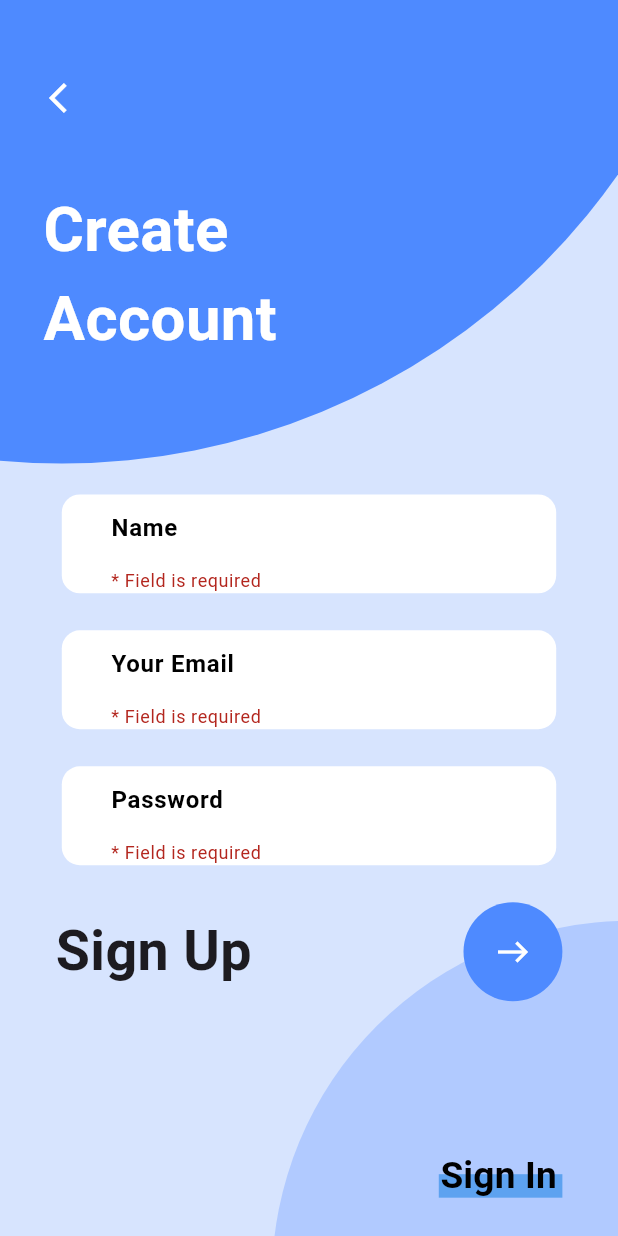
After one commit to MustafaSheeha/HamamGaberTaskOne, a Flutter app: the screen it shows after launch, after a tap on the "east" icon, on a phone screen of 412 x 824 dp. The commit adds this screen. Run offline on Flutter 3.47's test engine with Material 3 defaults, Android fonts, the phone set to English and light mode, and no system bars.

Commit message:
Refactor SignUpView UI

```diff
--- /dev/null
+++ b/lib/utils/app_colors.dart
@@ -0,0 +1,10 @@
+import 'package:flutter/material.dart';
+
+class AppColors{
+  static const Color hawkesBlue= Color(0xffd7e4fe);
+  static const Color brightCornflowerBlue= Color(0xff5da2f0);
+  static const Color cornflowerBlue= Color(0xff4e8aff);
+  static const Color tropicalBlue= Color(0xffb1caff);
+  static const Color white= Colors.white;
+  static const Color black= Colors.black;
+}
--- /dev/null
+++ b/lib/utils/app_strings.dart
@@ -0,0 +1,8 @@
+class AppStrings{
+  static const createAccount='Create\nAccount';
+  static const signUp='Sign Up';
+  static const signIn='Sign In';
+  static const name='Name';
+  static const yourEmail='Your Email';
+  static const password='Password';
+}
--- /dev/null
+++ b/lib/widgets/bright_cornflower_blue_container.dart
@@ -0,0 +1,19 @@
+
+import 'package:flutter/material.dart';
+import 'package:hamam_gaber_task_one/utils/app_colors.dart';
+
+class BrightCornflowerBlueContainer extends StatelessWidget {
+  const BrightCornflowerBlueContainer({
+    super.key,
+  });
+  @override
+  Widget build(BuildContext context) {
+    final screenHight = MediaQuery.of(context).size.height;
+    final screenWidth = MediaQuery.of(context).size.width;
+    return Container(
+      height: screenHight * 0.019,
+      width: screenWidth * 0.2,
+      color: AppColors.brightCornflowerBlue,
+    );
+  }
+}
--- /dev/null
+++ b/lib/widgets/cornflower_blue_circle_avatar.dart
@@ -0,0 +1,18 @@
+
+import 'package:flutter/material.dart';
+import 'package:hamam_gaber_task_one/utils/app_colors.dart';
+
+class CornflowerBlueCircleAvatar extends StatelessWidget {
+  const CornflowerBlueCircleAvatar({
+    super.key,
+  });
+  @override
+  Widget build(BuildContext context) {
+    // final screenHight = MediaQuery.of(context).size.height;
+    final screenWidth = MediaQuery.of(context).size.width;
+    return CircleAvatar(
+      radius: screenWidth * 1.1,
+      backgroundColor: AppColors.cornflowerBlue,
+    );
+  }
+}
--- /dev/null
+++ b/lib/widgets/custom_arrow_back_ios_icon_button.dart
@@ -0,0 +1,20 @@
+
+import 'package:flutter/material.dart';
+import 'package:hamam_gaber_task_one/utils/app_colors.dart';
+
+class CustomArrowBackIOSIconButton extends StatelessWidget {
+  const CustomArrowBackIOSIconButton({
+    super.key, this.onPressed,
+  });
+final Function()? onPressed;
+  @override
+  Widget build(BuildContext context) {
+    return IconButton(
+      icon: const Icon(
+        Icons.arrow_back_ios,
+        color: AppColors.white,
+      ),
+      onPressed: onPressed,
+    );
+  }
+}
--- /dev/null
+++ b/lib/widgets/custom_sign_up_form.dart
@@ -0,0 +1,72 @@
+import 'package:flutter/material.dart';
+import 'package:hamam_gaber_task_one/utils/app_colors.dart';
+import 'package:hamam_gaber_task_one/utils/app_strings.dart';
+import 'package:hamam_gaber_task_one/widgets/custom_text_form_field.dart';
+
+class CustomSignUpForm extends StatelessWidget {
+  const CustomSignUpForm({super.key});
+
+  @override
+  Widget build(BuildContext context) {
+    final screenHight = MediaQuery.of(context).size.height;
+    final screenWidth = MediaQuery.of(context).size.width;
+     String? name;
+     String? email;
+     String? password;
+    GlobalKey<FormState> signUpFormKey = GlobalKey();
+    return Form(
+      key: signUpFormKey,
+      child: Column(
+        children: [
+           CustomTextFormField(
+            label: AppStrings.name,
+            onChanged: (name) {
+              name=name;
+            },
+          ),
+          SizedBox(height: screenHight * 0.03),
+           CustomTextFormField(
+            label: AppStrings.yourEmail,
+            onChanged: (email) {
+              email=email;
+            },
+          ),
+          SizedBox(height: screenHight * 0.03),
+           CustomTextFormField(
+            label: AppStrings.password,
+            onChanged: (password) {
+              password=password;
+            },
+          ),
+          SizedBox(height: screenHight * 0.03),
+          Row(
+            mainAxisAlignment: MainAxisAlignment.spaceBetween,
+            children: [
+              Text(
+                AppStrings.signUp,
+                style: TextStyle(
+                    fontSize: screenWidth * 0.09, fontWeight: FontWeight.bold),
+              ),
+              CircleAvatar(
+                radius: screenWidth * 0.08,
+                backgroundColor: AppColors.cornflowerBlue,
+                child: IconButton(
+                    onPressed: () {
+                      if ((signUpFormKey.currentState!.validate())) {
+                        print('${AppStrings.name} : $name');
+                        print('${AppStrings.yourEmail} : $email');
+                        print('${AppStrings.password} : $password');
+                      }
+                    },
+                    icon: const Icon(
+                      Icons.east,
+                      color: AppColors.white,
+                    )),
+              )
+            ],
+          )
+        ],
+      ),
+    );
+  }
+}
--- /dev/null
+++ b/lib/widgets/custom_text_button.dart
@@ -0,0 +1,23 @@
+import 'package:flutter/material.dart';
+import 'package:hamam_gaber_task_one/utils/app_colors.dart';
+
+class CustomTextButton extends StatelessWidget {
+  const CustomTextButton({
+    super.key,
+    required this.buttonName,
+  });
+  final String buttonName;
+  @override
+  Widget build(BuildContext context) {
+    // final screenHight = MediaQuery.of(context).size.height;
+    final screenWidth = MediaQuery.of(context).size.width;
+    return TextButton(
+        onPressed: () {},
+        child: Text(buttonName,
+            style: TextStyle(
+              fontSize: screenWidth * 0.06,
+              fontWeight: FontWeight.bold,
+              color: AppColors.black,
+            )));
+  }
+}
--- /dev/null
+++ b/lib/widgets/custom_text_form_field.dart
@@ -0,0 +1,47 @@
+import 'package:flutter/material.dart';
+import 'package:hamam_gaber_task_one/utils/app_colors.dart';
+
+class CustomTextFormField extends StatelessWidget {
+  const CustomTextFormField({
+    super.key,
+    required this.label,
+    this.onChanged,
+  });
+  final Function(String)? onChanged;
+  final String label;
+  @override
+  Widget build(BuildContext context) {
+    final screenHight = MediaQuery.of(context).size.height;
+    final screenWidth = MediaQuery.of(context).size.width;
+    return Container(
+      height: screenHight * 0.08,
+      width: screenWidth * 0.8,
+      decoration: BoxDecoration(
+        color: AppColors.white,
+        borderRadius: BorderRadius.circular(12),
+      ),
+      child: TextFormField(
+        onTapOutside: (event) {
+          FocusManager.instance.primaryFocus!.unfocus();
+        },
+        onChanged: onChanged,
+        validator: (value) {
+          if (value!.isEmpty) {
+            return '* Field is required';
+          } else {
+            return null;
+          }
+        },
+        decoration: InputDecoration(
+          contentPadding: EdgeInsets.all( screenWidth * 0.07),
+          label: Text(
+            label,
+            style: const TextStyle(
+                color: AppColors.black, fontWeight: FontWeight.bold),
+          ),
+          border: const OutlineInputBorder(borderSide: BorderSide.none),
+        ),
+      ),
+    );
+  }
+}
--- /dev/null
+++ b/lib/widgets/main_hawkes_bue_container.dart
@@ -0,0 +1,21 @@
+import 'package:flutter/material.dart';
+import 'package:hamam_gaber_task_one/utils/app_colors.dart';
+
+class MainHawkesBlueContainer extends StatelessWidget {
+  const MainHawkesBlueContainer({
+    super.key,
+  });
+
+  @override
+  Widget build(BuildContext context) {
+    final screenHight = MediaQuery.of(context).size.height;
+    final screenWidth = MediaQuery.of(context).size.width;
+    return Container(
+      height: screenHight,
+      width: screenWidth,
+      decoration: const BoxDecoration(
+        color: AppColors.hawkesBlue,
+      ),
+    );
+  }
+}
--- /dev/null
+++ b/lib/widgets/text_header.dart
@@ -0,0 +1,23 @@
+
+import 'package:flutter/material.dart';
+import 'package:hamam_gaber_task_one/utils/app_colors.dart';
+
+class TextHeader extends StatelessWidget {
+  const TextHeader({
+    super.key, required this.title,
+  });
+
+final String title;
+  @override
+  Widget build(BuildContext context) {
+    // final screenHight = MediaQuery.of(context).size.height;
+    final screenWidth = MediaQuery.of(context).size.width;
+    return Text(
+      title,
+      style: TextStyle(
+          color: AppColors.white,
+          fontSize: screenWidth * 0.1,
+          fontWeight: FontWeight.bold),
+    );
+  }
+}
--- /dev/null
+++ b/lib/widgets/tropical_blue_circle_avatar.dart
@@ -0,0 +1,18 @@
+
+import 'package:flutter/material.dart';
+import 'package:hamam_gaber_task_one/utils/app_colors.dart';
+
+class TropicalBlueCircleAvatar extends StatelessWidget {
+  const TropicalBlueCircleAvatar({
+    super.key,
+  });
+  @override
+  Widget build(BuildContext context) {
+    // final screenHight = MediaQuery.of(context).size.height;
+    final screenWidth = MediaQuery.of(context).size.width;
+    return CircleAvatar(
+      radius: screenWidth * 0.58,
+      backgroundColor: AppColors.tropicalBlue,
+    );
+  }
+}
```
Also changed, not shown: lib/sign_up_view.dart (+31 -119 lines), 1 other file.
